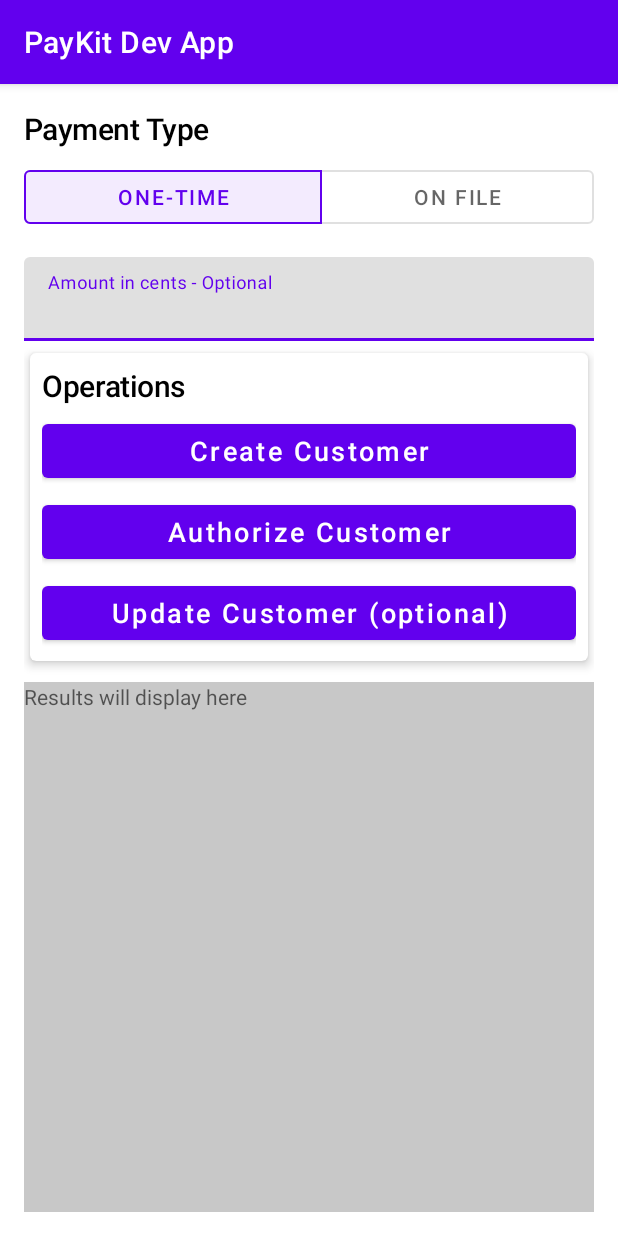
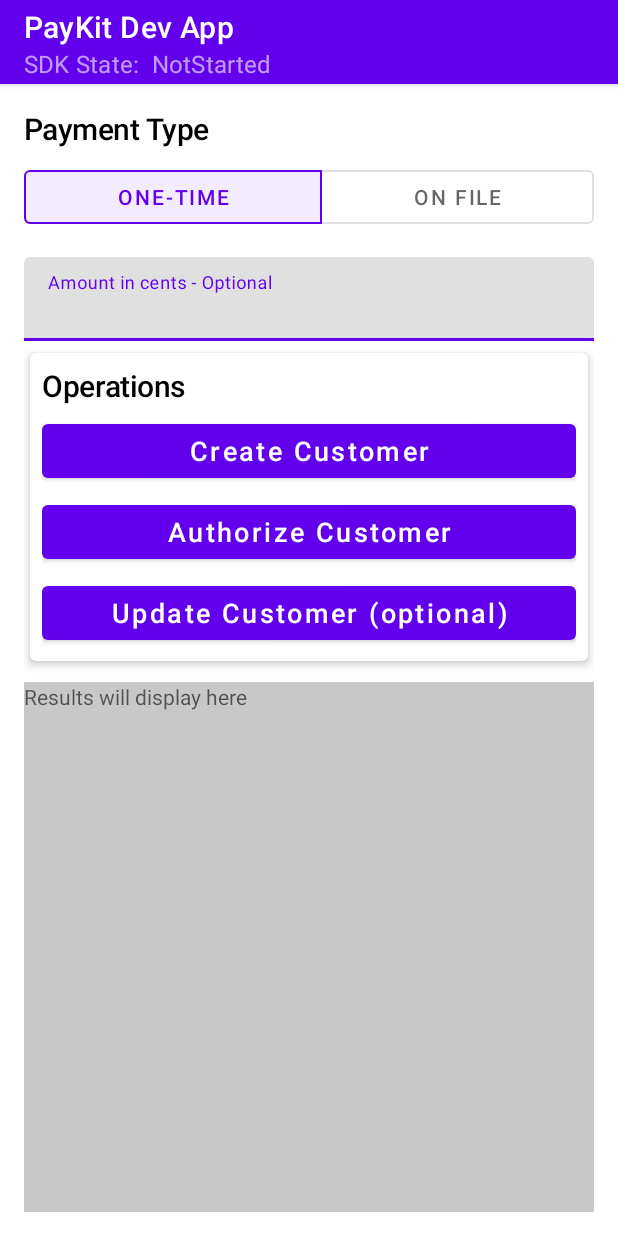
Before and after one commit to cashapp/cash-app-pay-android-sdk, an Android app: the screen it shows after launch (MainActivity), on a phone screen of 412 x 824 dp. Run offline under Robolectric (Android 15) with nearby library versions, the phone set to English and light mode, and no system bars.

Commit message:
Show SDK state in Dev App status bar

```diff
--- a/dev-app/src/main/java/com/squareup/cash/paykit/devapp/MainActivity.kt
+++ b/dev-app/src/main/java/com/squareup/cash/paykit/devapp/MainActivity.kt
@@ -100,27 +100,43 @@ class MainActivity : AppCompatActivity() {
     lifecycleScope.launch {
       repeatOnLifecycle(Lifecycle.State.STARTED) {
         viewModel.payKitState.collect { newState ->
+          val stateTextPrefix = "SDK State: "
           when (newState) {
             is Approved -> {
+              binding.topAppBar.subtitle = "$stateTextPrefix Approved"
               binding.statusText.text =
                 "APPROVED!\n\n ${prettyPrintDataClass(newState.responseData)}"
             }
-            Authorizing -> {} // Ignored for now.
-            CreatingCustomerRequest -> {} // Ignored for now.
-            Declined -> {} // Ignored for now.
-            NotStarted -> {} // Ignored for now.
+            Authorizing -> {
+              binding.topAppBar.subtitle = "$stateTextPrefix Authorizing"
+            }
+            CreatingCustomerRequest -> {
+              binding.topAppBar.subtitle = "$stateTextPrefix CreatingCsutomerRequest"
+            }
+            Declined -> {
+              binding.topAppBar.subtitle = "$stateTextPrefix Declined"
+            }
+            NotStarted -> {
+              binding.topAppBar.subtitle = "$stateTextPrefix NotStarted"
+            }
             is PayKitException -> {
+              binding.topAppBar.subtitle = "$stateTextPrefix PayKitException (see logs)"
               binding.statusText.text = prettyPrintDataClass(newState.exception)
               Log.e(
                 "DevApp",
                 "Got an exception from the SDK. E.: ${newState.exception}",
               )
             } // Ignored for now.
-            PollingTransactionStatus -> {} // Ignored for now.
+            PollingTransactionStatus -> {
+              binding.topAppBar.subtitle = "$stateTextPrefix PollingTransactionStatus"
+            }
             is ReadyToAuthorize -> {
+              binding.topAppBar.subtitle = "$stateTextPrefix ReadyToAuthorize"
               binding.statusText.text = prettyPrintDataClass(newState.responseData)
             }
-            UpdatingCustomerRequest -> {} // Ignored for now.
+            UpdatingCustomerRequest -> {
+              binding.topAppBar.subtitle = "$stateTextPrefix UpdatingCustomerRequest"
+            }
           }
         }
       }
--- a/dev-app/src/main/res/layout/activity_main.xml
+++ b/dev-app/src/main/res/layout/activity_main.xml
@@ -5,6 +5,27 @@
     android:layout_height="match_parent"
     xmlns:app="http://schemas.android.com/apk/res-auto"
     tools:context=".MainActivity"
+    android:orientation="vertical"
+    >
+
+  <com.google.android.material.appbar.AppBarLayout
+      android:layout_width="match_parent"
+      android:layout_height="wrap_content"
+      >
+
+    <com.google.android.material.appbar.MaterialToolbar
+        android:id="@+id/topAppBar"
+        android:layout_width="match_parent"
+        android:layout_height="?attr/actionBarSize"
+        app:title="@string/app_name"
+        style="@style/Widget.MaterialComponents.Toolbar.Primary"
+        />
+
+  </com.google.android.material.appbar.AppBarLayout>
+
+  <LinearLayout
+      android:layout_width="match_parent"
+      android:layout_height="match_parent"
       android:gravity="center_horizontal"
       android:orientation="vertical"
       android:padding="16dp"
@@ -151,5 +172,7 @@
         android:scrollbars="vertical"
         />
 
+  </LinearLayout>
+
 
 </LinearLayout>
--- a/dev-app/src/main/res/values/themes.xml
+++ b/dev-app/src/main/res/values/themes.xml
@@ -1,6 +1,6 @@
 <resources>
   <!-- Base application theme. -->
-  <style name="Theme.DevApp" parent="Theme.MaterialComponents.Light.DarkActionBar">
+  <style name="Theme.DevApp" parent="Theme.MaterialComponents.Light.NoActionBar">
     <!-- Primary brand color. -->
     <item name="colorPrimary">@color/purple_500</item>
     <item name="colorPrimaryVariant">@color/purple_700</item>
```
Lines whose indentation alone changed are shown as unchanged.
